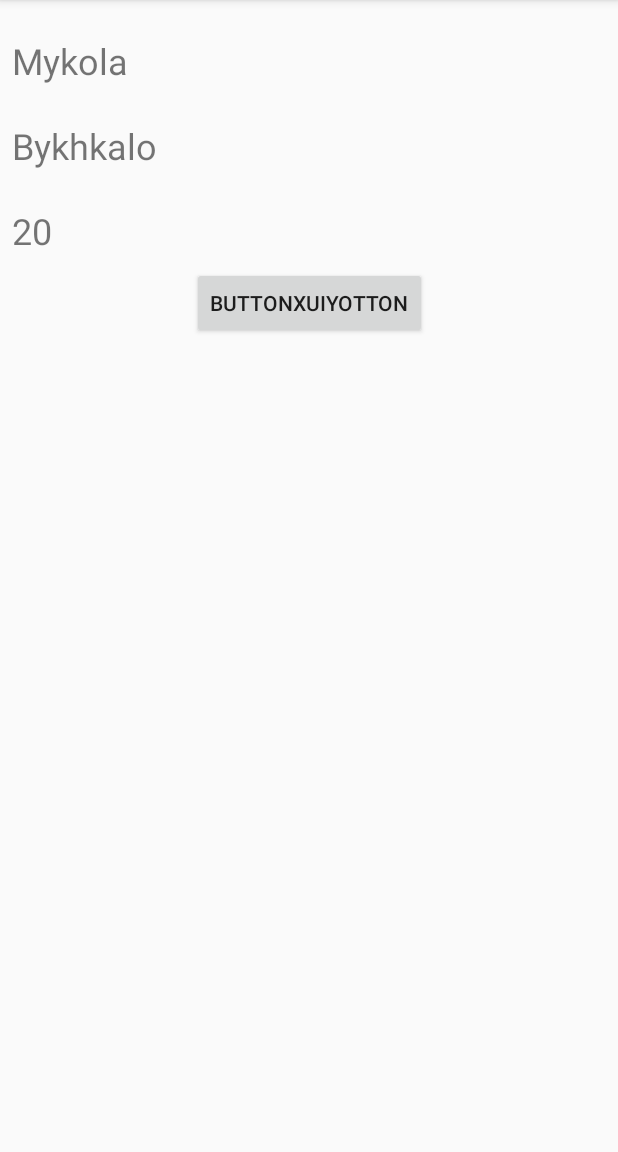
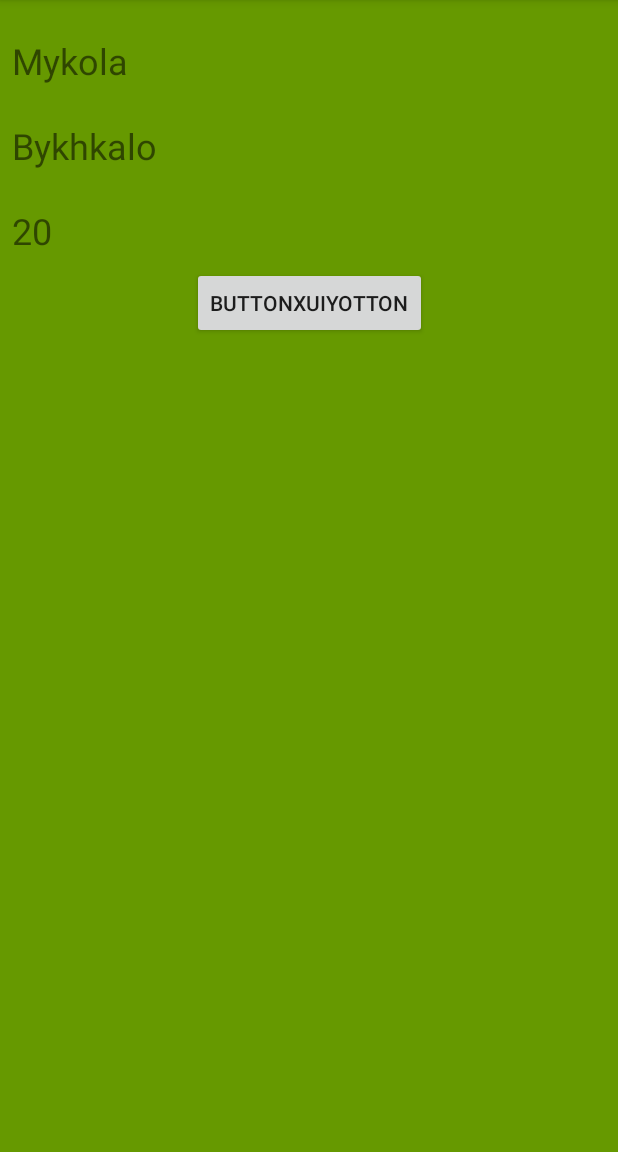
Before and after one commit to AndreyRafalsky13/GitTraining, an Android app: the screen it shows after launch (MainActivity), on a phone screen of 412 x 824 dp, the part 84-1236 px from its top. Run offline under Robolectric (Android 15) with nearby library versions, the phone set to English and light mode, and no system bars.

Commit message:
Change background to green

```diff
--- a/app/src/main/res/layout/activity_main.xml
+++ b/app/src/main/res/layout/activity_main.xml
@@ -5,6 +5,7 @@
     xmlns:tools="http://schemas.android.com/tools"
     android:layout_width="match_parent"
     android:layout_height="match_parent"
+    android:background="@android:color/holo_green_dark"
     tools:context=".MainActivity">
 
     <TextView
```
